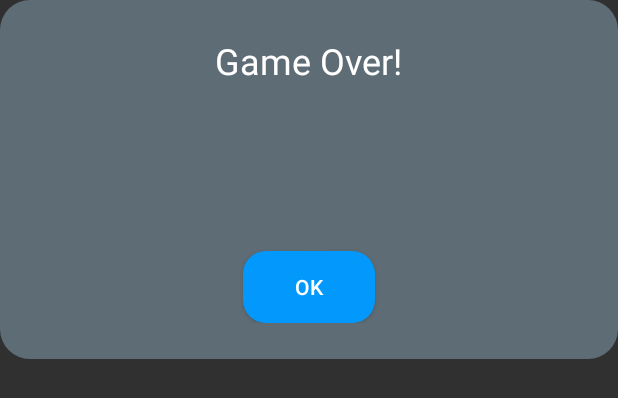
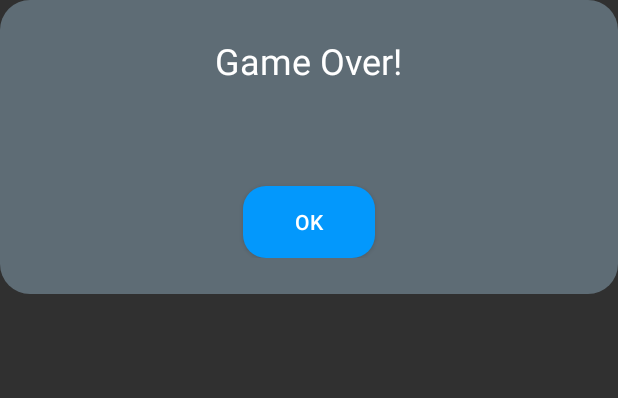
Before and after one commit to mrrmintt/SwitchSort, an Android app: the layout dialog_game_over.xml on its own in the app's theme, with its tools: preview values and no code run, on a phone screen of 412 x 824 dp. Shown: the top 398 px of the screen. Run offline under Robolectric (Android 15) with nearby library versions, the phone set to English and light mode, and no system bars.

Commit message:
max score nochmal angepasst und dialog verbessert

```diff
--- a/app/src/main/java/com/example/switchsort/frontend/activities/GameActive.java
+++ b/app/src/main/java/com/example/switchsort/frontend/activities/GameActive.java
@@ -187,9 +187,11 @@ public class GameActive extends AppCompatActivity {
         TextView gameOverMessage = dialog.findViewById(R.id.gameOverMessage);
         if (gameManager.hasReachedMaxScore()) {
             gameOverMessage.setText("Max Score reached! \nYou beat the game!");
+            gameOverMessage.setVisibility(View.VISIBLE);
         } else {
-            gameOverMessage.setText("Spiel beendet.");
+            gameOverMessage.setVisibility(View.GONE);
         }
+
 
         // Score speichern
         String deviceId = Settings.Secure.getString(getContentResolver(), Settings.Secure.ANDROID_ID);
--- a/app/src/main/res/layout/dialog_game_over.xml
+++ b/app/src/main/res/layout/dialog_game_over.xml
@@ -25,7 +25,7 @@
         android:textSize="20sp"
         android:layout_gravity="center"
         android:layout_marginBottom="16dp"
-        />
+        android:visibility="gone" />
 
     <TextView
         android:id="@+id/finalScore"
```
